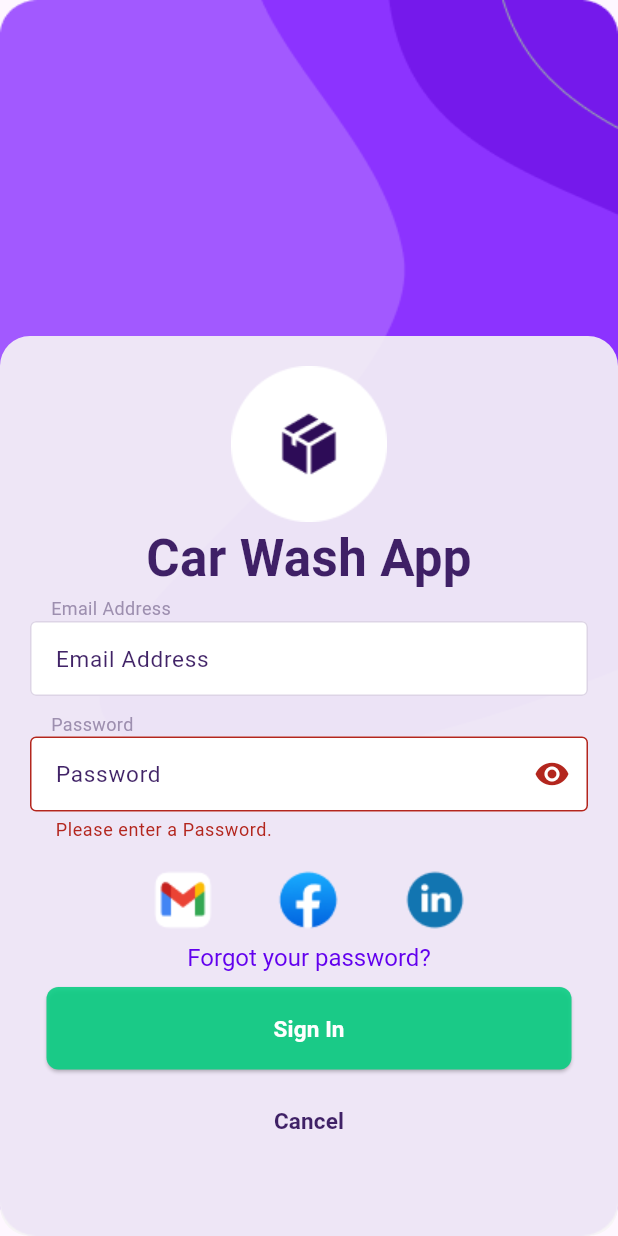
After one commit to Keith3895/car-wash-app, a Flutter app: the SignInRoute screen opened by its route, on a phone screen of 412 x 824 dp. The commit adds this screen. Run offline on Flutter 3.47's test engine with Material 3 defaults, Android fonts, the phone set to English and light mode, and no system bars; our stand-ins replace firebase_core, google_sign_in; accounts and stored records are empty.

Commit message:
login google working

```diff
--- a/lib/pages/signinPage.dart
+++ b/lib/pages/signinPage.dart
@@ -1,7 +1,10 @@
 import 'package:car_wash/services/FieldValidators.dart';
+import 'package:car_wash/widgets/inputField.dart';
+import 'package:car_wash/widgets/loginBackdrop.dart';
 import 'package:car_wash/widgets/passwordField.dart';
 import 'package:flutter/gestures.dart';
 import 'package:flutter/material.dart';
+import 'package:google_sign_in/google_sign_in.dart';
 
 class SignIn extends StatefulWidget {
   @override
@@ -10,10 +13,23 @@ class SignIn extends StatefulWidget {
   }
 }
 
+GoogleSignIn _googleSignIn = GoogleSignIn(
+  serverClientId: "809668854772-4subgvumos805dne5c05vt40tgdurcmg.apps.googleusercontent.com",
+);
+
 class LoginState extends State<SignIn> {
   var _formKey = GlobalKey<FormState>();
   String _username = '';
   String _password = '';
+  GoogleSignInAccount? _currentUser;
+  bool _isAuthorized = false; // has granted permissions?
+  String _contactText = '';
+
+  @override
+  void initState() {
+    _googleSignIn.currentUser?.clearAuthCache();
+  }
+
   Widget build(BuildContext context) {
     return Container(
       alignment: Alignment.bottomCenter,
@@ -21,32 +37,13 @@ class LoginState extends State<SignIn> {
           image: DecorationImage(image: AssetImage("assets/Splash Screen.png"), fit: BoxFit.fill)),
       child: Container(
           child: SingleChildScrollView(
-        child: LoginBackdrop(context),
+        child: _loginBackdrop(context),
       )),
     );
   }
 
-  Widget LoginBackdrop(BuildContext context) {
-    return Container(
-      height: 600,
-      padding: const EdgeInsets.all(20),
-      decoration: const BoxDecoration(
-          color: Color(0xE7F6F5F5), borderRadius: BorderRadius.all(Radius.circular(20))),
-      child: Column(
-          // mainAxisAlignment: MainAxisAlignment.spaceEvenly,
-          crossAxisAlignment: CrossAxisAlignment.center,
-          children: [
-            const Row(
-              mainAxisAlignment: MainAxisAlignment.center,
-              children: [
-                Image(image: AssetImage("assets/Icon.png")),
-              ],
-            ),
-            const Text(
-              "Car Wash App",
-              textAlign: TextAlign.center,
-              style: TextStyle(fontSize: 34, fontWeight: FontWeight.bold, color: Color(0xE72D0C57)),
-            ),
+  Widget _loginBackdrop(BuildContext context) {
+    return LoginBackdrop(children: [
       _formSection(),
       SizedBox(height: 10),
       SizedBox(
@@ -61,8 +58,7 @@ class LoginState extends State<SignIn> {
             ),
           ),
           child: const Text("Sign In",
-                    style:
-                        TextStyle(fontSize: 15, fontWeight: FontWeight.w700, color: Colors.white)),
+              style: TextStyle(fontSize: 15, fontWeight: FontWeight.w700, color: Colors.white)),
           onPressed: () {
             _submit();
           },
@@ -75,11 +71,9 @@ class LoginState extends State<SignIn> {
           },
           child: const Text(
             "Cancel",
-                  style: TextStyle(
-                      color: Color(0xE72D0C57), fontWeight: FontWeight.w700, fontSize: 15),
+            style: TextStyle(color: Color(0xE72D0C57), fontWeight: FontWeight.w700, fontSize: 15),
           )),
-          ]),
-    );
+    ]);
   }
 
   Widget _formSection() {
@@ -136,37 +130,15 @@ class LoginState extends State<SignIn> {
   }
 
   Widget _emailField() {
-    return Column(
-      mainAxisAlignment: MainAxisAlignment.start,
-      crossAxisAlignment: CrossAxisAlignment.start,
-      children: [
-        Container(
-          padding: EdgeInsets.symmetric(horizontal: 14),
-          child: const Text(
-            "Email Address",
-            textAlign: TextAlign.left,
-            style: TextStyle(fontSize: 12, color: Color(0xe79586a8)),
-          ),
-        ),
-        TextFormField(
-          key: const Key('email'),
-          decoration: const InputDecoration(
+    return InputField(
+      fieldKey: const Key('email'),
       labelText: "Email Address",
-              floatingLabelBehavior: FloatingLabelBehavior.never,
-              labelStyle: TextStyle(height: .8, color: Color(0xe72D0C57), fontSize: 15),
-              border: OutlineInputBorder(),
-              enabledBorder: OutlineInputBorder(borderSide: BorderSide(color: Color(0xe7D9D0E3))),
-              fillColor: Colors.white,
-              filled: true,
-              contentPadding: EdgeInsets.all(13)),
       validator: (value) => FieldValidators.validateEmail(value.toString()),
       onSaved: (value) {
         setState(() {
           _username = value.toString();
         });
       },
-        ),
-      ],
     );
   }
 
@@ -182,11 +154,22 @@ class LoginState extends State<SignIn> {
         });
   }
 
-  void _externalLogin(provider) async {
-    // var loginResp = await AuthController.authenticate(provider);
-    // if (loginResp['statusCode'] >= 200 && loginResp['statusCode'] <= 210) {
-    Navigator.pushNamed(context, '/home/');
-    // }
+  Future<void> _externalLogin(String provider) async {
+    if (provider == 'gcp') {
+      var userData = await _googleSignIn.signIn(); //.then((userData) {
+      var googleKey = await userData?.authentication; //.then((googleKey) {
+      print(googleKey?.accessToken);
+      print(googleKey?.idToken);
+      print(_googleSignIn.currentUser?.displayName);
+      // }).catchError((err) {
+      //   print('inner error');
+      // });
+      // print(userData);
+      // }).catchError((e) {
+      //   print("error");
+      //   print(e);
+      // });
+    }
   }
 
   void _submit() async {
--- /dev/null
+++ b/lib/services/auth_service.dart
@@ -0,0 +1 @@
+class AuthService {}
--- /dev/null
+++ b/lib/widgets/inputField.dart
@@ -0,0 +1,62 @@
+import 'package:flutter/material.dart';
+
+class InputField extends StatefulWidget {
+  const InputField(
+      {super.key,
+      this.fieldKey,
+      this.hintText = '',
+      this.labelText = '',
+      this.helperText = '',
+      this.onSaved,
+      this.validator,
+      this.onFieldSubmitted,
+      this.maxLength,
+      this.controller});
+
+  final Key? fieldKey;
+  final String hintText;
+  final String labelText;
+  final String helperText;
+  final FormFieldSetter<String>? onSaved;
+  final FormFieldValidator<String>? validator;
+  final ValueChanged<String>? onFieldSubmitted;
+  final int? maxLength;
+  final TextEditingController? controller;
+  @override
+  _InputField createState() => _InputField();
+}
+
+class _InputField extends State<InputField> {
+  @override
+  Widget build(BuildContext context) {
+    return Column(
+      mainAxisAlignment: MainAxisAlignment.start,
+      crossAxisAlignment: CrossAxisAlignment.start,
+      children: [
+        Container(
+          padding: const EdgeInsets.symmetric(horizontal: 14),
+          child: Text(
+            widget.labelText,
+            textAlign: TextAlign.left,
+            style: const TextStyle(fontSize: 12, color: Color(0xe79586a8)),
+          ),
+        ),
+        TextFormField(
+          key: widget.fieldKey,
+          decoration: InputDecoration(
+              labelText: widget.labelText,
+              floatingLabelBehavior: FloatingLabelBehavior.never,
+              labelStyle: const TextStyle(height: .8, color: Color(0xe72D0C57), fontSize: 15),
+              border: const OutlineInputBorder(),
+              enabledBorder:
+                  const OutlineInputBorder(borderSide: BorderSide(color: Color(0xe7D9D0E3))),
+              fillColor: Colors.white,
+              filled: true,
+              contentPadding: const EdgeInsets.all(13)),
+          validator: widget.validator,
+          onSaved: widget.onSaved,
+        ),
+      ],
+    );
+  }
+}
--- /dev/null
+++ b/lib/widgets/loginBackdrop.dart
@@ -0,0 +1,34 @@
+import 'package:flutter/material.dart';
+
+class LoginBackdrop extends StatelessWidget {
+  final List<Widget> children;
+  const LoginBackdrop({super.key, required this.children});
+  @override
+  Widget build(BuildContext context) {
+    List<Widget> newChildren = [
+      const Row(
+        mainAxisAlignment: MainAxisAlignment.center,
+        children: [
+          Image(image: AssetImage("assets/Icon.png")),
+        ],
+      ),
+      const Text(
+        "Car Wash App",
+        textAlign: TextAlign.center,
+        style: TextStyle(fontSize: 34, fontWeight: FontWeight.bold, color: Color(0xE72D0C57)),
+      ),
+    ];
+    if (children.isNotEmpty) {
+      newChildren = [...newChildren, ...children];
+    }
+    return Container(
+        height: 600,
+        padding: const EdgeInsets.all(20),
+        decoration: const BoxDecoration(
+            color: Color(0xE7F6F5F5), borderRadius: BorderRadius.all(Radius.circular(20))),
+        child: Column(
+            // mainAxisAlignment: MainAxisAlignment.spaceEvenly,
+            crossAxisAlignment: CrossAxisAlignment.center,
+            children: newChildren));
+  }
+}
--- a/pubspec.yaml
+++ b/pubspec.yaml
@@ -7,13 +7,15 @@ environment:
   sdk: '>=3.2.3 <4.0.0'
 
 dependencies:
+  firebase_core: ^2.24.2
   flutter:
     sdk: flutter
+  google_sign_in: ^6.2.1
 
 dev_dependencies:
   flutter_test:
     sdk: flutter
-  flutter_lints: ^2.0.0
+  flutter_lints: ^3.0.1
 
 flutter:
   assets:
```
Also changed, not shown: lib/main.dart (+8 -1 lines), lib/firebase_options.dart (added), pubspec.lock, 17 other files. Lines whose indentation alone changed are shown as unchanged.
